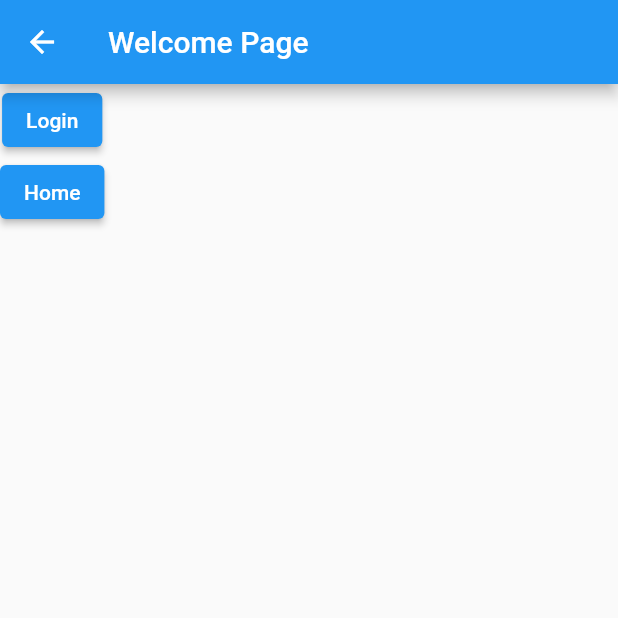
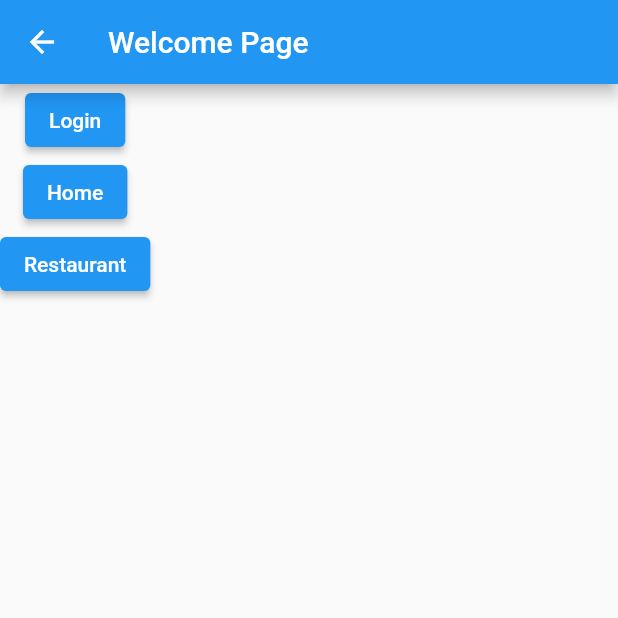
Before and after one commit to NguyenTanPhucK11/foodule, a Flutter app: the WelcomePage screen opened directly, on a phone screen of 412 x 824 dp, the top half of it. Run offline on Flutter 3.47's test engine with Material 2 defaults, Android fonts, the light colour scheme and no system bars; our stand-ins replace carousel_slider; missing offline and left inert: footer.

Commit message:
screen : restaurant - 1/3

```diff
--- a/lib/main.dart
+++ b/lib/main.dart
@@ -1,5 +1,6 @@
 import 'package:flutter/material.dart';
 import 'package:foodule/pages/home.dart';
+import 'package:foodule/pages/restaurant.dart';
 
 void main() {
   runApp(MyApp());
@@ -23,7 +24,7 @@ class MyApp extends StatelessWidget {
         // is not restarted.
         primarySwatch: Colors.blue,
       ),
-      home: Home(),
+      home: Restaurant(),
     );
   }
 }
@@ -99,7 +100,7 @@ class _MyHomePageState extends State<MyHomePage> {
             ),
             Text(
               '$_counter',
-              style: Theme.of(context).textTheme.headline4,
+              style: Theme.of(context).textTheme.headline5,
             ),
           ],
         ),
--- a/lib/pages/home.dart
+++ b/lib/pages/home.dart
@@ -16,26 +16,6 @@ class Home extends StatefulWidget {
 
 class _HomeState extends State<Home> {
   int _selectedIndex = 0;
-  static const TextStyle optionStyle =
-      TextStyle(fontSize: 30, fontWeight: FontWeight.bold);
-  static const List<Widget> _widgetOptions = <Widget>[
-    Text(
-      'Index 0: Home',
-      style: optionStyle,
-    ),
-    Text(
-      'Index 1: Business',
-      style: optionStyle,
-    ),
-    Text(
-      'Index 2: School',
-      style: optionStyle,
-    ),
-    Text(
-      'Index 2: School',
-      style: optionStyle,
-    ),
-  ];
 
   void _onItemTapped(int index) {
     setState(() {
@@ -153,7 +133,7 @@ class _HomeState extends State<Home> {
       currentIndex: _selectedIndex,
       selectedItemColor: AppColors.primaryOrangeRed,
       onTap: _onItemTapped,
-      showUnselectedLabels: true,
+      // showUnselectedLabels: true,
       unselectedItemColor: AppColors.neutral3,
     );
   }
--- a/lib/pages/welcome_page.dart
+++ b/lib/pages/welcome_page.dart
@@ -1,6 +1,7 @@
 import 'package:flutter/material.dart';
 import 'package:foodule/pages/home.dart';
 import 'package:foodule/pages/login_page.dart';
+import 'package:foodule/pages/restaurant.dart';
 
 class WelcomePage extends StatelessWidget {
   final int index;
@@ -36,6 +37,17 @@ class WelcomePage extends StatelessWidget {
               );
             },
             child: Text('Home'),
+          ),
+          ElevatedButton(
+            onPressed: () {
+              Navigator.push(
+                context,
+                MaterialPageRoute(
+                  builder: (context) => Restaurant(),
+                ),
+              );
+            },
+            child: Text('Restaurant'),
           )
         ],
       ),
--- a/lib/themes/app_colors.dart
+++ b/lib/themes/app_colors.dart
@@ -12,6 +12,7 @@ class AppColors {
   static const Color neutral4 = Color(0xffC3C3C3);
   static const Color neutral5 = Color(0xffF6F6F6);
   static const Color neutralWhite = Colors.white;
+  static const Color neutralButton = Color(0xffF0F0F0);
 
   static const Color semanticRed = Color(0xffF43E3E);
   static const Color sematicBlue = Color(0xff4285F4);
--- a/lib/themes/text_styles.dart
+++ b/lib/themes/text_styles.dart
@@ -15,13 +15,14 @@ class StylesText {
     fontFamily: FontFamily.fontAveinr,
   );
   static TextStyle headline4 = TextStyle(
-    fontSize: 20,
+    fontSize: 24,
     fontFamily: FontFamily.fontAveinr,
     color: AppColors.neutral1,
   );
   static TextStyle headline5 = TextStyle(
     fontSize: 20,
     fontFamily: FontFamily.fontAveinr,
+    color: AppColors.neutral1,
   );
   static TextStyle headline6 = TextStyle(
     fontSize: 16,
--- a/lib/widgets/categories.dart
+++ b/lib/widgets/categories.dart
@@ -10,7 +10,7 @@ class Categories extends StatelessWidget {
       children: [
         Text(
           'Categories',
-          style: StylesText.headline4.copyWith(
+          style: StylesText.headline5.copyWith(
             fontWeight: FontWeight.bold,
           ),
         ),
--- a/lib/widgets/nearby.dart
+++ b/lib/widgets/nearby.dart
@@ -14,7 +14,7 @@ class Nearby extends StatelessWidget {
             children: [
               Text(
                 'Nearby',
-                style: StylesText.headline4.copyWith(
+                style: StylesText.headline5.copyWith(
                   fontWeight: FontWeight.bold,
                 ),
               ),
--- a/lib/widgets/popular_cuisines.dart
+++ b/lib/widgets/popular_cuisines.dart
@@ -14,7 +14,7 @@ class PopularCuisines extends StatelessWidget {
             children: [
               Text(
                 'Popular Cuisines',
-                style: StylesText.headline4.copyWith(
+                style: StylesText.headline5.copyWith(
                   fontWeight: FontWeight.bold,
                 ),
               ),
@@ -64,7 +64,6 @@ class PopularCuisines extends StatelessWidget {
             },
           ),
         ),
-        _buidlSizedBox(8),
       ],
     );
   }
--- a/lib/widgets/popular_eatries.dart
+++ b/lib/widgets/popular_eatries.dart
@@ -14,7 +14,7 @@ class PopularEatries extends StatelessWidget {
             children: [
               Text(
                 'Popular Eatries',
-                style: StylesText.headline4.copyWith(
+                style: StylesText.headline5.copyWith(
                   fontWeight: FontWeight.bold,
                 ),
               ),
--- a/pubspec.yaml
+++ b/pubspec.yaml
@@ -58,6 +58,7 @@ flutter:
     - assets/images/1.0x/discount.png
     - assets/images/1.0x/NewZealand.png
     - assets/images/1.0x/promotion2.png
+    - assets/images/1.0x/restaurant.png
     - assets/data/
 
   # An image asset can refer to one or more resolution-specific "variants", see
```
Also changed, not shown: lib/pages/restaurant.dart (added, +173 -0 lines), assets/images/1.0x/restaurant.png (added).
